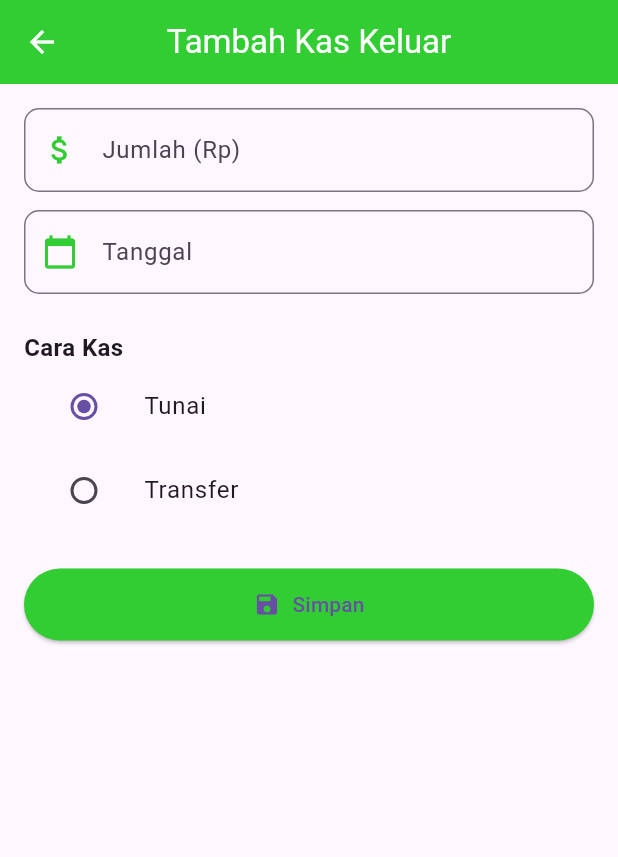
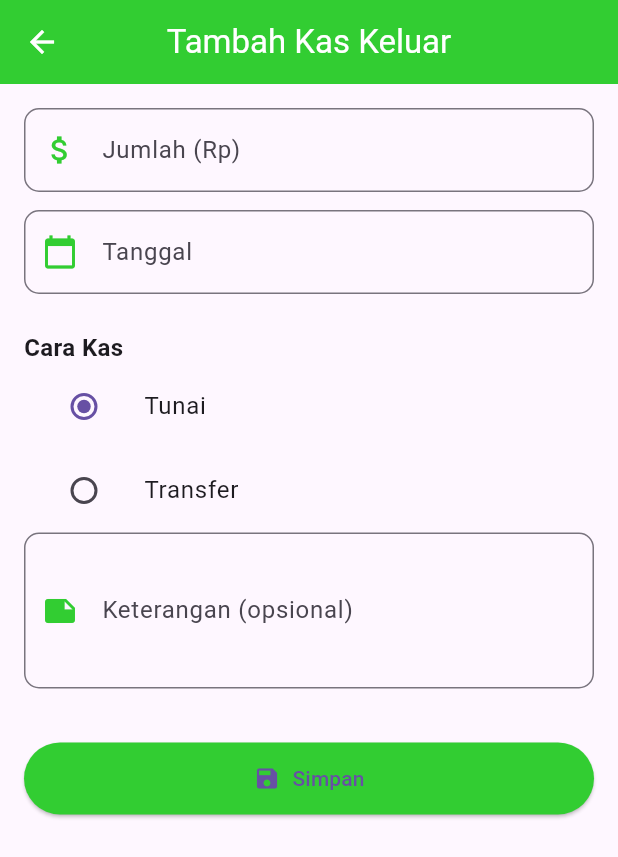
Before and after one commit to Mabot17/arta_krama, a Flutter app: the KasKeluarFormIsianView screen opened by its route, on a phone screen of 412 x 824 dp. Shown: the top 857 px of the screen. Run offline on Flutter 3.47's test engine with Material 3 defaults, Android fonts, the phone set to English and light mode, and no system bars; our stand-ins replace file_picker, flutter_screenutil, flutter_svg, get, get_storage, google_fonts and 2 more; accounts and stored records are empty.

Commit message:
tambahan keterangan

```diff
--- a/lib/core/utils/database_helper.dart
+++ b/lib/core/utils/database_helper.dart
@@ -118,6 +118,7 @@ class DatabaseHelper {
         kas_jenis TEXT,       -- 'kas_masuk' atau 'kas_keluar'
         kas_jumlah REAL,
         kas_tanggal TEXT,
+        kas_keterangan TEXT,
         kas_cara TEXT,        -- 'tunai' atau 'card'
         kas_norek TEXT
       )
--- a/lib/modules/kas_keluar/controllers/kas_keluar_controller.dart
+++ b/lib/modules/kas_keluar/controllers/kas_keluar_controller.dart
@@ -18,6 +18,7 @@ class KasKeluarController extends GetxController {
   final TextEditingController jumlahKasController = TextEditingController();
   final TextEditingController tanggalKasController = TextEditingController();
   final TextEditingController norekKasController = TextEditingController();
+  final TextEditingController keteranganKasController = TextEditingController();
 
   KasKeluar? editingKas;
 
@@ -40,6 +41,7 @@ class KasKeluarController extends GetxController {
     jumlahKasController.clear();
     tanggalKasController.clear();
     norekKasController.clear();
+    keteranganKasController.clear();
     caraKas.value = 'tunai';
     editingKas = null;
   }
@@ -50,6 +52,7 @@ class KasKeluarController extends GetxController {
     tanggalKasController.text = kas.tanggal;
     caraKas.value = kas.cara;
     norekKasController.text = kas.norek ?? '';
+    keteranganKasController.text = kas.keterangan ?? '';
   }
 
   Future<void> saveKas() async {
--- a/lib/modules/kas_keluar/models/kas_keluar_model.dart
+++ b/lib/modules/kas_keluar/models/kas_keluar_model.dart
@@ -6,6 +6,7 @@ class KasKeluar {
   final double jumlah;
   final String tanggal;
   final String? norek;
+  final String? keterangan;
 
   KasKeluar({
     this.id,
@@ -13,6 +14,7 @@ class KasKeluar {
     required this.jumlah,
     required this.tanggal,
     this.norek,
+    this.keterangan,
   });
 
   Map<String, dynamic> toMap() {
@@ -23,6 +25,7 @@ class KasKeluar {
       'kas_jumlah': jumlah,
       'kas_tanggal': tanggal,
       'kas_norek': norek,
+      'kas_keterangan': keterangan,
     };
   }
 
@@ -33,6 +36,7 @@ class KasKeluar {
       jumlah: (map['kas_jumlah'] as num).toDouble(),
       tanggal: map['kas_tanggal'],
       norek: map['kas_norek'],
+      keterangan: map['kas_keterangan'],
     );
   }
 
--- a/lib/modules/kas_keluar/views/kas_keluar_form_isian_view.dart
+++ b/lib/modules/kas_keluar/views/kas_keluar_form_isian_view.dart
@@ -21,6 +21,7 @@ class KasKeluarFormIsianView extends StatelessWidget {
       controller.tanggalKasController.text = kas.tanggal;
       controller.caraKas.value = kas.cara;
       controller.norekKasController.text = kas.norek ?? '';
+      controller.keteranganKasController.text = kas.keterangan ?? '';
     }
 
     return Scaffold(
@@ -105,6 +106,15 @@ class KasKeluarFormIsianView extends StatelessWidget {
                 : const SizedBox.shrink(),
               ),
 
+              // Field Keterangan
+              WidgetTextField(
+                label: "Keterangan (opsional)",
+                icon: Icons.note,
+                controller: controller.keteranganKasController,
+                color: const Color(0xFF32CD32),
+                maxLines: 3,
+              ),
+
               const SizedBox(height: 24),
               ElevatedButton.icon(
                 onPressed: () async {
@@ -116,6 +126,7 @@ class KasKeluarFormIsianView extends StatelessWidget {
                         tanggal: controller.tanggalKasController.text,
                         cara: controller.caraKas.value,
                         norek: controller.norekKasController.text.isEmpty ? null : controller.norekKasController.text,
+                        keterangan: controller.keteranganKasController.text,
                       );
                       await controller.updateKas(updatedKas);
                     } else {
--- a/lib/modules/kas_masuk/controllers/kas_masuk_controller.dart
+++ b/lib/modules/kas_masuk/controllers/kas_masuk_controller.dart
@@ -18,6 +18,7 @@ class KasMasukController extends GetxController {
   final TextEditingController jumlahKasController = TextEditingController();
   final TextEditingController tanggalKasController = TextEditingController();
   final TextEditingController norekKasController = TextEditingController();
+  final TextEditingController keteranganKasController = TextEditingController();
 
   KasMasuk? editingKas;
 
@@ -40,6 +41,7 @@ class KasMasukController extends GetxController {
     jumlahKasController.clear();
     tanggalKasController.clear();
     norekKasController.clear();
+    keteranganKasController.clear();
     caraKas.value = 'tunai';
     editingKas = null;
   }
@@ -50,6 +52,7 @@ class KasMasukController extends GetxController {
     tanggalKasController.text = kas.tanggal;
     caraKas.value = kas.cara;
     norekKasController.text = kas.norek ?? '';
+    keteranganKasController.text = kas.keterangan ?? '';
   }
 
   Future<void> saveKas() async {
@@ -100,6 +103,7 @@ class KasMasukController extends GetxController {
         tanggal: tanggalKasController.text,
         cara: caraKas.value,
         norek: norekKasController.text.isNotEmpty ? norekKasController.text : null,
+        keterangan: keteranganKasController.text.isNotEmpty ? keteranganKasController.text : null,
       );
 
       await _kasMasukService.update(updatedKas);
--- a/lib/modules/kas_masuk/models/kas_masuk_model.dart
+++ b/lib/modules/kas_masuk/models/kas_masuk_model.dart
@@ -6,6 +6,7 @@ class KasMasuk {
   final double jumlah;
   final String tanggal;
   final String? norek;
+  final String? keterangan;
 
   KasMasuk({
     this.id,
@@ -13,6 +14,7 @@ class KasMasuk {
     required this.jumlah,
     required this.tanggal,
     this.norek,
+    this.keterangan,
   });
 
   Map<String, dynamic> toMap() {
@@ -23,6 +25,7 @@ class KasMasuk {
       'kas_jumlah': jumlah,
       'kas_tanggal': tanggal,
       'kas_norek': norek,
+      'kas_keterangan': keterangan,
     };
   }
 
@@ -33,6 +36,7 @@ class KasMasuk {
       jumlah: (map['kas_jumlah'] as num).toDouble(),
       tanggal: map['kas_tanggal'],
       norek: map['kas_norek'],
+      keterangan: map['kas_keterangan'],
     );
   }
 
--- a/lib/modules/kas_masuk/views/kas_masuk_form_isian_view.dart
+++ b/lib/modules/kas_masuk/views/kas_masuk_form_isian_view.dart
@@ -21,6 +21,7 @@ class KasMasukFormIsianView extends StatelessWidget {
       controller.tanggalKasController.text = kas.tanggal;
       controller.caraKas.value = kas.cara;
       controller.norekKasController.text = kas.norek ?? '';
+      controller.keteranganKasController.text = kas.keterangan ?? '';
     }
 
     return Scaffold(
@@ -65,7 +66,7 @@ class KasMasukFormIsianView extends StatelessWidget {
                 },
               ),
 
-              // Radio pilihan cara kas
+              // Pilihan cara kas
               Obx(() => Column(
                 crossAxisAlignment: CrossAxisAlignment.start,
                 children: [
@@ -94,7 +95,7 @@ class KasMasukFormIsianView extends StatelessWidget {
                 ],
               )),
 
-              // Field norek hanya tampil kalau transfer
+              // Field norek jika transfer
               Obx(() => controller.caraKas.value == 'transfer'
                 ? WidgetTextField(
                     label: "No Rekening (opsional)",
@@ -103,6 +104,15 @@ class KasMasukFormIsianView extends StatelessWidget {
                     color: const Color(0xFF32CD32),
                   )
                 : const SizedBox.shrink(),
+              ),
+
+              // Field keterangan
+              WidgetTextField(
+                label: "Keterangan",
+                icon: Icons.note_alt,
+                controller: controller.keteranganKasController,
+                color: const Color(0xFF32CD32),
+                maxLines: 3,
               ),
 
               const SizedBox(height: 24),
@@ -116,6 +126,7 @@ class KasMasukFormIsianView extends StatelessWidget {
                         tanggal: controller.tanggalKasController.text,
                         cara: controller.caraKas.value,
                         norek: controller.norekKasController.text.isEmpty ? null : controller.norekKasController.text,
+                        keterangan: controller.keteranganKasController.text,
                       );
                       await controller.updateKas(updatedKas);
                     } else {
--- a/lib/widgets/widget_textfield.dart
+++ b/lib/widgets/widget_textfield.dart
@@ -10,6 +10,7 @@ class WidgetTextField extends StatelessWidget {
   final String? Function(String?)? validator;
   final bool readOnly;
   final VoidCallback? onTap;
+  final int? maxLines; // Tambahan
 
   const WidgetTextField({
     super.key,
@@ -22,6 +23,7 @@ class WidgetTextField extends StatelessWidget {
     this.validator,
     this.readOnly = false,
     this.onTap,
+    this.maxLines, // Tambahan
   });
 
   @override
@@ -35,6 +37,7 @@ class WidgetTextField extends StatelessWidget {
         validator: validator,
         readOnly: readOnly,
         onTap: onTap,
+        maxLines: maxLines ?? 1, // Tambahan
         decoration: InputDecoration(
           labelText: label,
           prefixIcon: Icon(icon, color: color),
```
